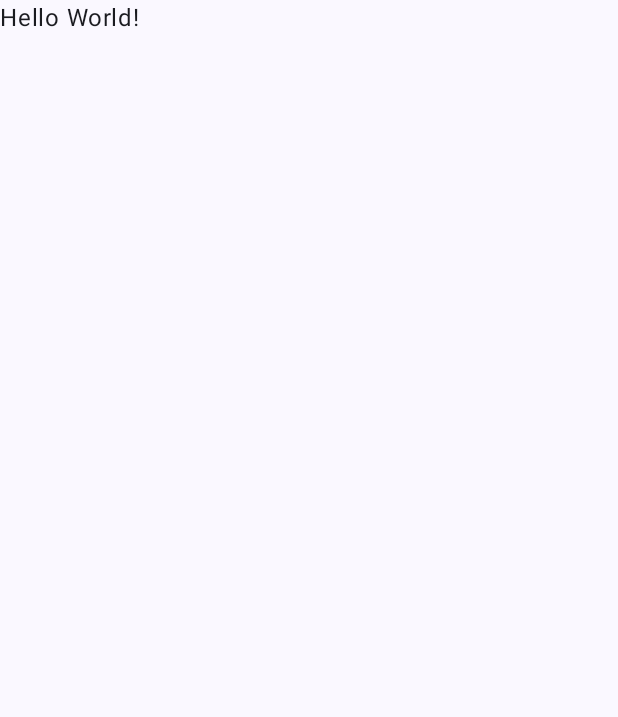
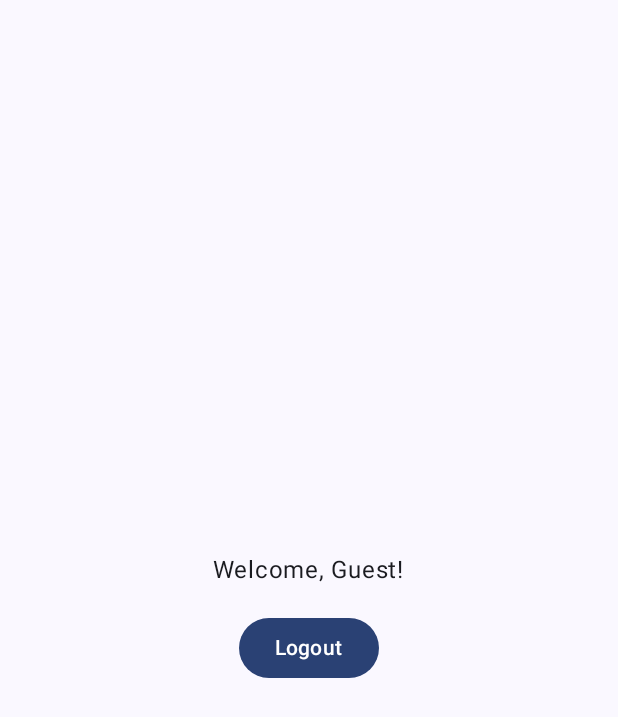
Before and after one commit to BarbaraNeanake/BLEBeaconSmartParking-C06, an Android app built with Jetpack Compose: the screen it shows after launch (MainActivity), on a phone screen of 412 x 824 dp. Before the commit the part shown is almost empty. Shown: the top 717 px of the screen. Run offline under Robolectric (Android 15) with nearby library versions, the phone set to English and light mode, and no system bars.

Commit message:
feat: Add HomeScreen

```diff
--- a/app/src/main/java/com/example/smartparking/MainActivity.kt
+++ b/app/src/main/java/com/example/smartparking/MainActivity.kt
@@ -4,44 +4,38 @@ import android.os.Bundle
 import androidx.activity.ComponentActivity
 import androidx.activity.compose.setContent
 import androidx.activity.enableEdgeToEdge
+import androidx.activity.viewModels
 import androidx.compose.foundation.layout.fillMaxSize
 import androidx.compose.foundation.layout.padding
 import androidx.compose.material3.Scaffold
-import androidx.compose.material3.Text
-import androidx.compose.runtime.Composable
+import androidx.compose.runtime.getValue
+import androidx.compose.runtime.collectAsState
 import androidx.compose.ui.Modifier
-import androidx.compose.ui.tooling.preview.Preview
+import com.example.smartparking.ui.home.HomeScreen
+import com.example.smartparking.ui.home.HomeViewModel
 import com.example.smartparking.ui.theme.SmartParkingTheme
 
 class MainActivity : ComponentActivity() {
+
+    // Attach ViewModel to the activity
+    private val homeViewModel: HomeViewModel by viewModels()
+
     override fun onCreate(savedInstanceState: Bundle?) {
         super.onCreate(savedInstanceState)
         enableEdgeToEdge()
         setContent {
             SmartParkingTheme {
+                val state by homeViewModel.uiState.collectAsState()
+
                 Scaffold(modifier = Modifier.fillMaxSize()) { innerPadding ->
-                    Greeting(
-                        name = "Android",
+                    HomeScreen(
+                        state = state,
+                        onLogoutClick = { /* TODO */ },
                         modifier = Modifier.padding(innerPadding)
                     )
                 }
+
             }
         }
     }
 }
-
-@Composable
-fun Greeting(name: String, modifier: Modifier = Modifier) {
-    Text(
-        text = "Hello World!",
-        modifier = modifier
-    )
-}
-
-@Preview(showBackground = true)
-@Composable
-fun GreetingPreview() {
-    SmartParkingTheme {
-        Greeting("Android")
-    }
-}
--- /dev/null
+++ b/app/src/main/java/com/example/smartparking/ui/home/HomeScreen.kt
@@ -0,0 +1,44 @@
+package com.example.smartparking.ui.home
+
+import androidx.compose.foundation.layout.*
+import androidx.compose.material3.Button
+import androidx.compose.material3.Text
+import androidx.compose.runtime.Composable
+import androidx.compose.ui.Alignment
+import androidx.compose.ui.Modifier
+import androidx.compose.ui.tooling.preview.Preview
+import androidx.compose.ui.unit.dp
+
+@Composable
+fun HomeScreen(
+    state: HomeUiState,
+    onLogoutClick: () -> Unit,
+    modifier: Modifier = Modifier // <- added
+) {
+    Box(
+        modifier = modifier
+            .fillMaxSize()
+            .padding(16.dp),
+        contentAlignment = Alignment.Center
+    ) {
+        Column(
+            horizontalAlignment = Alignment.CenterHorizontally,
+            verticalArrangement = Arrangement.spacedBy(16.dp)
+        ) {
+            Text(text = "Welcome, ${state.username}!")
+            Button(onClick = onLogoutClick) {
+                Text(text = "Logout")
+            }
+        }
+    }
+}
+
+@Preview(showBackground = true)
+@Composable
+fun HomeScreenPreview() {
+    HomeScreen(
+        state = HomeUiState(username = "Preview User"),
+        onLogoutClick = {},
+        modifier = Modifier.fillMaxSize()
+    )
+}
--- /dev/null
+++ b/app/src/main/java/com/example/smartparking/ui/home/HomeUIState.kt
@@ -0,0 +1,6 @@
+package com.example.smartparking.ui.home
+
+// Holds all the data the Home screen needs
+data class HomeUiState(
+    val username: String = "Guest"
+)
--- /dev/null
+++ b/app/src/main/java/com/example/smartparking/ui/home/HomeViewModel.kt
@@ -0,0 +1,15 @@
+package com.example.smartparking.ui.home
+
+import androidx.lifecycle.ViewModel
+import kotlinx.coroutines.flow.MutableStateFlow
+import kotlinx.coroutines.flow.StateFlow
+
+class HomeViewModel : ViewModel() {
+
+    private val _uiState = MutableStateFlow(HomeUiState())
+    val uiState: StateFlow<HomeUiState> = _uiState
+
+    fun setUsername(name: String) {
+        _uiState.value = _uiState.value.copy(username = name)
+    }
+}
```
